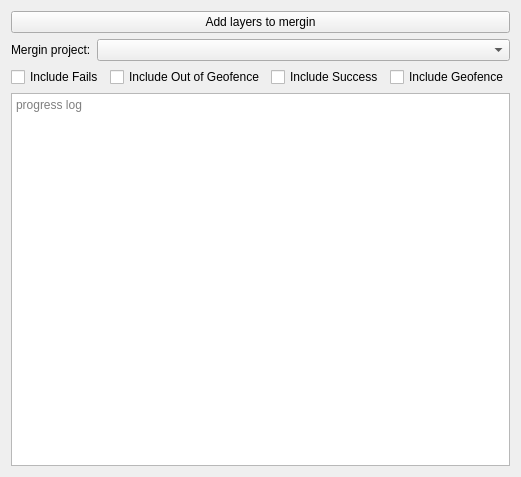
Qt form qgisplugin/anncsu_manager/resources/ui/wizard_generate_mergin_page.ui (anncsu-open/anncsu-manager) before a commit.
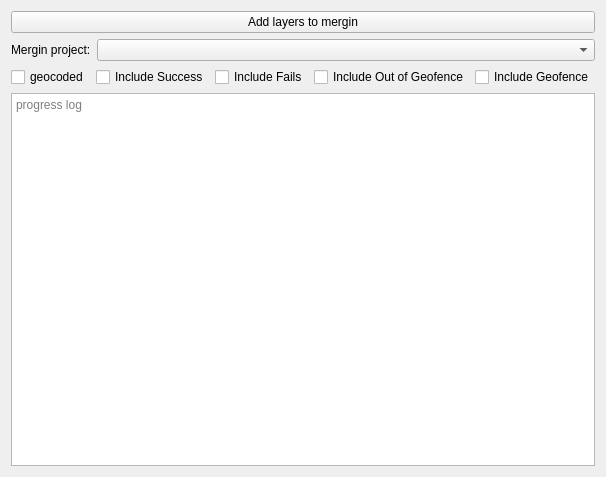
The same form after that commit.

```diff
--- a/qgisplugin/anncsu_manager/resources/ui/wizard_generate_mergin_page.ui
+++ b/qgisplugin/anncsu_manager/resources/ui/wizard_generate_mergin_page.ui
@@ -6,7 +6,7 @@
    <rect>
     <x>0</x>
     <y>0</y>
-    <width>400</width>
+    <width>606</width>
     <height>477</height>
    </rect>
   </property>
@@ -40,31 +40,38 @@
    </item>
    <item>
     <layout class="QGridLayout" name="gridLayout">
-     <item row="1" column="0">
-      <widget class="QCheckBox" name="include_fails_ckb">
+     <item row="1" column="5">
+      <widget class="QCheckBox" name="include_geofence_ckb">
        <property name="text">
-        <string>Include Fails</string>
+        <string>Include Geofence</string>
        </property>
       </widget>
      </item>
-     <item row="1" column="2">
+     <item row="1" column="1">
       <widget class="QCheckBox" name="include_success_ckb">
        <property name="text">
         <string>Include Success</string>
        </property>
       </widget>
      </item>
-     <item row="1" column="1">
+     <item row="1" column="2">
+      <widget class="QCheckBox" name="include_fails_ckb">
+       <property name="text">
+        <string>Include Fails</string>
+       </property>
+      </widget>
+     </item>
+     <item row="1" column="3">
       <widget class="QCheckBox" name="include_out_of_geofence_ckb">
        <property name="text">
         <string>Include Out of Geofence</string>
        </property>
       </widget>
      </item>
-     <item row="1" column="3">
-      <widget class="QCheckBox" name="include_geofence_ckb">
+     <item row="1" column="0">
+      <widget class="QCheckBox" name="checkBox">
        <property name="text">
-        <string>Include Geofence</string>
+        <string>geocoded</string>
        </property>
       </widget>
      </item>
```
